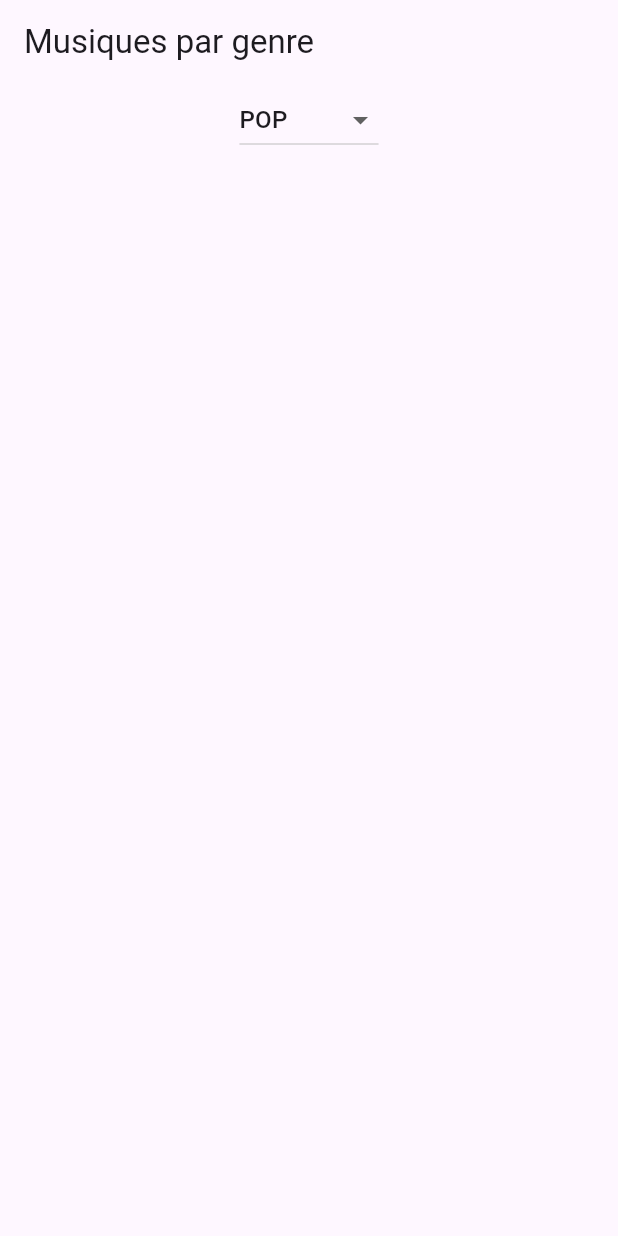
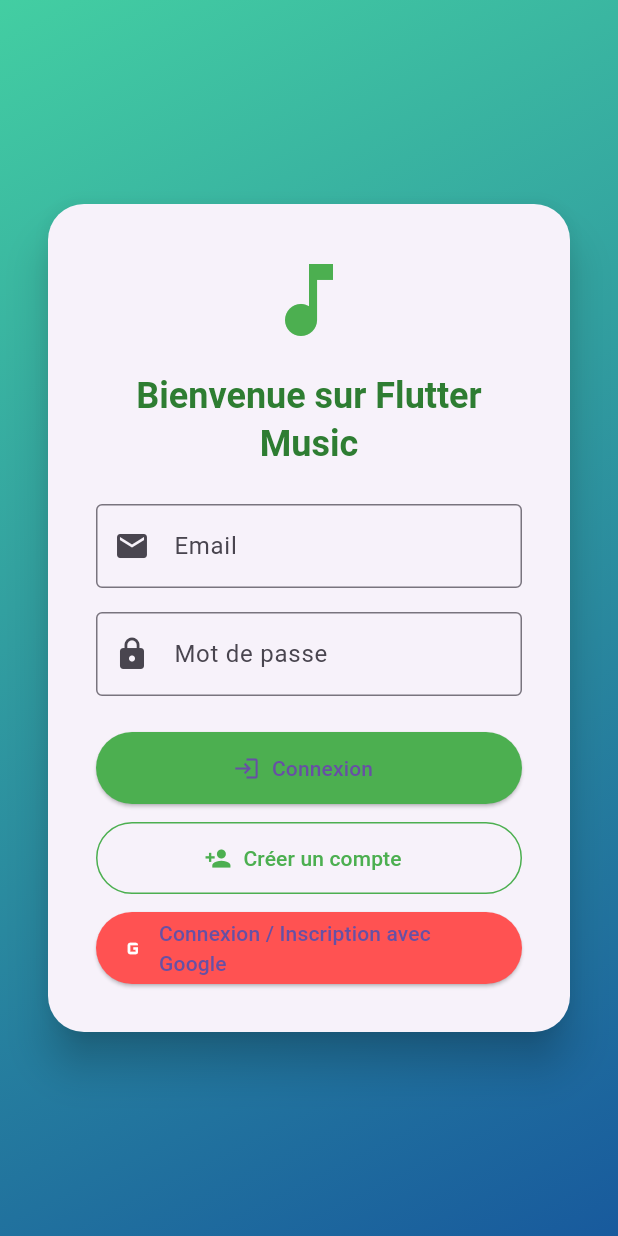
Before and after one commit to r0om1ain/flutter-music-app, a Flutter app: the screen it shows after launch, on a phone screen of 412 x 824 dp. Run offline on Flutter 3.47's test engine with Material 3 defaults, Android fonts, the light colour scheme and no system bars; our stand-ins replace firebase_auth, firebase_core, just_audio, shared_preferences; accounts and stored records are empty.

Commit message:
feat(auth): Auth implementé

```diff
--- /dev/null
+++ b/lib/auth_page.dart
@@ -0,0 +1,174 @@
+import 'package:firebase_auth/firebase_auth.dart';
+import 'package:flutter/material.dart';
+
+class AuthPage extends StatefulWidget {
+  const AuthPage({super.key});
+
+  @override
+  State<AuthPage> createState() => _AuthPageState();
+}
+
+class _AuthPageState extends State<AuthPage> {
+  final emailCtrl = TextEditingController();
+  final passCtrl = TextEditingController();
+
+  Future<void> _creerCompte() async {
+    try {
+      await FirebaseAuth.instance.createUserWithEmailAndPassword(
+        email: emailCtrl.text.trim(),
+        password: passCtrl.text.trim(),
+      );
+      _showSnackBar('Compte créé avec succès.');
+    } catch (e) {
+      _showSnackBar('Erreur lors de la création : $e');
+    }
+  }
+
+  Future<void> _connexion() async {
+    try {
+      await FirebaseAuth.instance.signInWithEmailAndPassword(
+        email: emailCtrl.text.trim(),
+        password: passCtrl.text.trim(),
+      );
+      _showSnackBar('Connexion réussie.');
+    } catch (e) {
+      _showSnackBar('Erreur de connexion : $e');
+    }
+  }
+
+  Future<void> _authAvecGoogle() async {
+    try {
+      GoogleAuthProvider googleProvider = GoogleAuthProvider();
+      await FirebaseAuth.instance.signInWithPopup(googleProvider);
+      _showSnackBar('Connexion Google réussie.');
+    } catch (e) {
+      _showSnackBar('Erreur avec Google : $e');
+    }
+  }
+
+  Future<void> _deconnexion() async {
+    try {
+      await FirebaseAuth.instance.signOut();
+      _showSnackBar('Déconnexion réussie.');
+    } catch (e) {
+      _showSnackBar('Erreur lors de la déconnexion : $e');
+    }
+  }
+
+  void _showSnackBar(String msg) {
+    ScaffoldMessenger.of(context).showSnackBar(SnackBar(content: Text(msg)));
+  }
+
+  @override
+  void dispose() {
+    emailCtrl.dispose();
+    passCtrl.dispose();
+    super.dispose();
+  }
+
+  @override
+  Widget build(BuildContext context) {
+    final isLoggedIn = FirebaseAuth.instance.currentUser != null;
+
+    return Scaffold(
+      body: Container(
+        decoration: const BoxDecoration(
+          gradient: LinearGradient(
+            colors: [Color(0xFF43CEA2), Color(0xFF185A9D)],
+            begin: Alignment.topLeft,
+            end: Alignment.bottomRight,
+          ),
+        ),
+        alignment: Alignment.center,
+        child: SingleChildScrollView(
+          child: Card(
+            elevation: 12,
+            shape: RoundedRectangleBorder(borderRadius: BorderRadius.circular(24)),
+            margin: const EdgeInsets.symmetric(horizontal: 32),
+            child: Padding(
+              padding: const EdgeInsets.all(32),
+              child: Column(
+                mainAxisSize: MainAxisSize.min,
+                children: [
+                  const Icon(Icons.music_note, size: 64, color: Colors.green),
+                  const SizedBox(height: 16),
+                  Text(
+                    'Bienvenue sur Flutter Music',
+                    style: Theme.of(context).textTheme.headlineSmall?.copyWith(
+                      color: Colors.green[800],
+                      fontWeight: FontWeight.bold,
+                    ),
+                    textAlign: TextAlign.center,
+                  ),
+                  const SizedBox(height: 24),
+                  TextField(
+                    controller: emailCtrl,
+                    decoration: const InputDecoration(
+                      labelText: 'Email',
+                      prefixIcon: Icon(Icons.email),
+                      border: OutlineInputBorder(),
+                    ),
+                  ),
+                  const SizedBox(height: 16),
+                  TextField(
+                    controller: passCtrl,
+                    obscureText: true,
+                    decoration: const InputDecoration(
+                      labelText: 'Mot de passe',
+                      prefixIcon: Icon(Icons.lock),
+                      border: OutlineInputBorder(),
+                    ),
+                  ),
+                  const SizedBox(height: 24),
+                  ElevatedButton.icon(
+                    onPressed: _connexion,
+                    icon: const Icon(Icons.login),
+                    label: const Text('Connexion'),
+                    style: ElevatedButton.styleFrom(
+                      minimumSize: const Size.fromHeight(48),
+                      backgroundColor: Colors.green,
+                    ),
+                  ),
+                  const SizedBox(height: 12),
+                  OutlinedButton.icon(
+                    onPressed: _creerCompte,
+                    icon: const Icon(Icons.person_add),
+                    label: const Text('Créer un compte'),
+                    style: OutlinedButton.styleFrom(
+                      minimumSize: const Size.fromHeight(48),
+                      foregroundColor: Colors.green,
+                      side: const BorderSide(color: Colors.green),
+                    ),
+                  ),
+                  const SizedBox(height: 12),
+                  ElevatedButton.icon(
+                    onPressed: _authAvecGoogle,
+                    icon: const Icon(Icons.g_mobiledata, color: Colors.white),
+                    label: const Text("Connexion / Inscription avec Google"),
+                    style: ElevatedButton.styleFrom(
+                      minimumSize: const Size.fromHeight(48),
+                      backgroundColor: Colors.redAccent,
+                    ),
+                  ),
+                  if (isLoggedIn) ...[
+                    const SizedBox(height: 24),
+                    OutlinedButton.icon(
+                      onPressed: _deconnexion,
+                      icon: const Icon(Icons.logout),
+                      label: const Text("Déconnexion"),
+                      style: OutlinedButton.styleFrom(
+                        minimumSize: const Size.fromHeight(48),
+                        foregroundColor: Colors.red,
+                        side: const BorderSide(color: Colors.red),
+                      ),
+                    ),
+                  ],
+                ],
+              ),
+            ),
+          ),
+        ),
+      ),
+    );
+  }
+}
--- a/lib/main.dart
+++ b/lib/main.dart
@@ -1,20 +1,56 @@
 import 'package:flutter/material.dart';
 import 'package:provider/provider.dart';
+import 'package:firebase_core/firebase_core.dart';
+import 'package:firebase_auth/firebase_auth.dart';
 import 'providers/favorites_provider.dart';
 import 'screens/home_screen.dart';
+import 'auth_page.dart';
+import 'firebase_options.dart';
 
 void main() async {
   WidgetsFlutterBinding.ensureInitialized();
+  await Firebase.initializeApp(options: DefaultFirebaseOptions.currentPlatform);
+
   final favProvider = FavoritesProvider();
   await favProvider.loadFromStorage();
 
   runApp(
-    ChangeNotifierProvider.value(
-      value: favProvider,
-      child: const MaterialApp(
-        debugShowCheckedModeBanner: false,
-        home: HomeScreen(),
-      ),
-    ),
+    ChangeNotifierProvider.value(value: favProvider, child: const MyApp()),
   );
 }
+
+class MyApp extends StatelessWidget {
+  const MyApp({super.key});
+
+  @override
+  Widget build(BuildContext context) {
+    return MaterialApp(
+      title: 'Flutter Music',
+      debugShowCheckedModeBanner: false,
+      theme: ThemeData(primarySwatch: Colors.green),
+      home: const AuthWrapper(),
+    );
+  }
+}
+
+class AuthWrapper extends StatelessWidget {
+  const AuthWrapper({super.key});
+
+  @override
+  Widget build(BuildContext context) {
+    return StreamBuilder<User?>(
+      stream: FirebaseAuth.instance.authStateChanges(),
+      builder: (context, snapshot) {
+        if (snapshot.connectionState == ConnectionState.waiting) {
+          return const Scaffold(
+            body: Center(child: CircularProgressIndicator()),
+          );
+        }
+        if (snapshot.hasData) {
+          return const HomeScreen();
+        }
+        return const AuthPage();
+      },
+    );
+  }
+}
--- a/pubspec.yaml
+++ b/pubspec.yaml
@@ -42,6 +42,9 @@
   just_audio: ^0.10.2
   provider: ^6.1.0
   shared_preferences: ^2.2.1
+  firebase_auth: ^5.5.3
+  firebase_storage: ^12.4.5
+  google_sign_in: ^6.3.0
 
 dev_dependencies:
   flutter_test:
```
Also changed, not shown: pubspec.lock, 3 other files.
